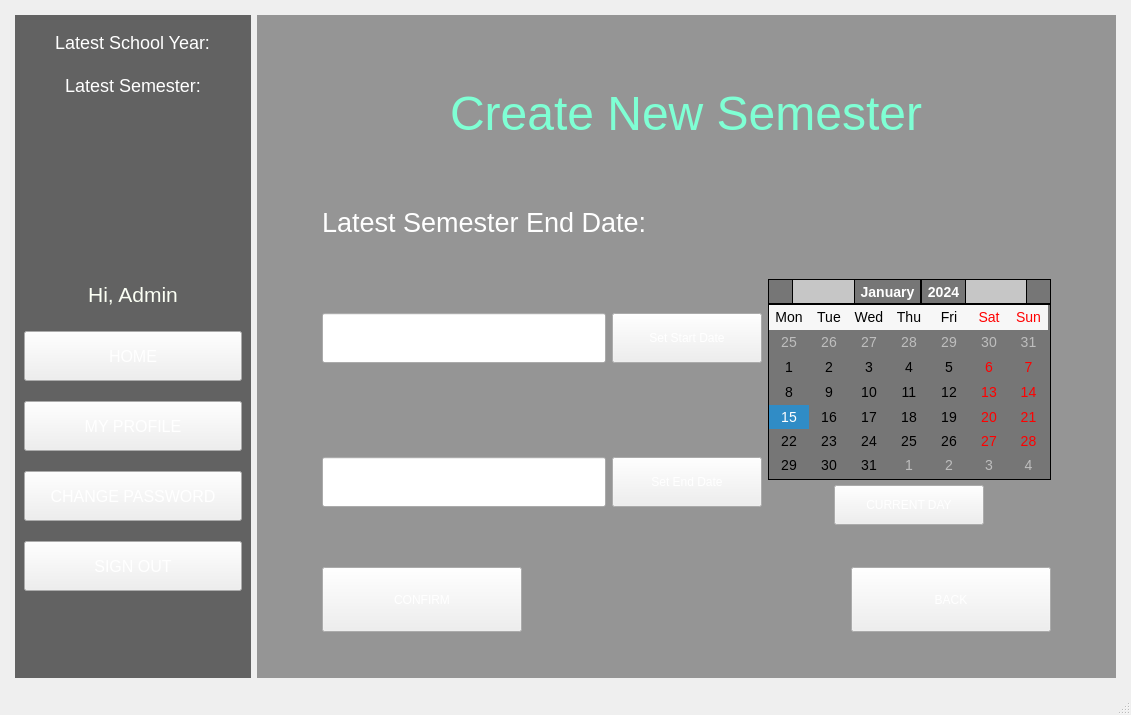
Above: StudentManagementSystem/mainwindow.ui from BuhDuy256/Student-Management-GROUP6-KTLT-23CLC03 before the change. Below: the same form after it.
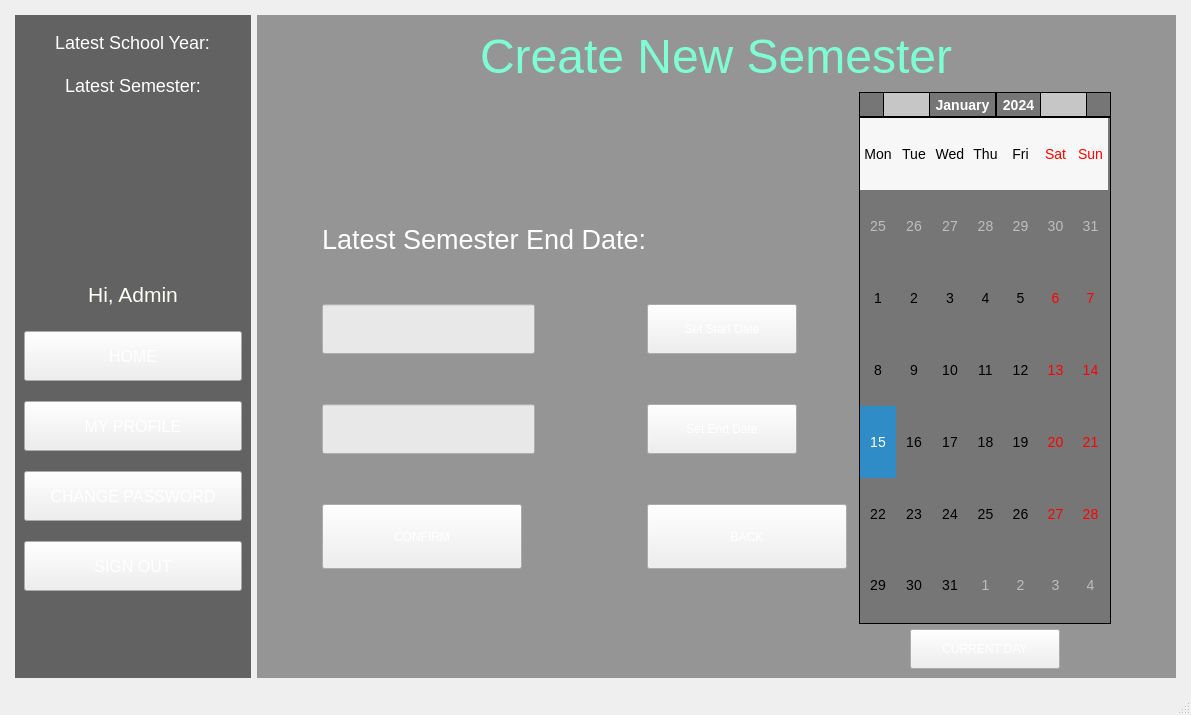
That is the form after the change. The open tabs and pages were chosen to show the change. Icons and pictures are not drawn.

Commit message: Change create a new semester design

Patch:
```diff
--- a/StudentManagementSystem/mainwindow.ui
+++ b/StudentManagementSystem/mainwindow.ui
@@ -6,7 +6,7 @@
    <rect>
     <x>0</x>
     <y>0</y>
-    <width>1101</width>
+    <width>1130</width>
     <height>715</height>
    </rect>
   </property>
@@ -2847,66 +2847,7 @@
             <property name="rightMargin">
              <number>65</number>
             </property>
-            <item row="3" column="1">
-             <widget class="QPushButton" name="button_setStartDate">
-              <property name="minimumSize">
-               <size>
-                <width>150</width>
-                <height>50</height>
-               </size>
-              </property>
-              <property name="text">
-               <string>Set Start Date</string>
-              </property>
-             </widget>
-            </item>
-            <item row="6" column="2" alignment="Qt::AlignRight">
-             <widget class="QPushButton" name="button_back_6">
-              <property name="minimumSize">
-               <size>
-                <width>200</width>
-                <height>65</height>
-               </size>
-              </property>
-              <property name="maximumSize">
-               <size>
-                <width>200</width>
-                <height>65</height>
-               </size>
-              </property>
-              <property name="text">
-               <string>BACK</string>
-              </property>
-             </widget>
-            </item>
-            <item row="4" column="0">
-             <widget class="QLineEdit" name="txt_endDate">
-              <property name="minimumSize">
-               <size>
-                <width>0</width>
-                <height>50</height>
-               </size>
-              </property>
-              <property name="maximumSize">
-               <size>
-                <width>16777215</width>
-                <height>50</height>
-               </size>
-              </property>
-              <property name="font">
-               <font>
-                <pointsize>16</pointsize>
-               </font>
-              </property>
-              <property name="alignment">
-               <set>Qt::AlignCenter</set>
-              </property>
-              <property name="readOnly">
-               <bool>true</bool>
-              </property>
-             </widget>
-            </item>
-            <item row="0" column="0" colspan="3" alignment="Qt::AlignHCenter">
+            <item row="0" column="0" colspan="13" alignment="Qt::AlignHCenter">
              <widget class="QLabel" name="lb_createNewSemester">
               <property name="maximumSize">
                <size>
@@ -2928,13 +2869,22 @@
               </property>
              </widget>
             </item>
-            <item row="3" column="2" rowspan="2">
+            <item row="3" column="2" rowspan="3" colspan="11">
              <layout class="QVBoxLayout" name="verticalLayout_6">
               <property name="spacing">
                <number>5</number>
               </property>
+              <property name="sizeConstraint">
+               <enum>QLayout::SetFixedSize</enum>
+              </property>
               <item>
                <widget class="QCalendarWidget" name="calendarWidget_2">
+                <property name="sizePolicy">
+                 <sizepolicy hsizetype="Preferred" vsizetype="Preferred">
+                  <horstretch>0</horstretch>
+                  <verstretch>0</verstretch>
+                 </sizepolicy>
+                </property>
                 <property name="styleSheet">
                  <string notr="true">QCalendarWidget QToolButton#qt_calendar_nextmonth{
 	border-image: url(:/background/right_arrow.png);
@@ -2958,6 +2908,7 @@
 
 QCalendarWidget QWidget#qt_calendar_navigationbar{
 	background-color: rgb(198, 198, 198);
+	color: #F5F0F0;
 }
 
 QCalendarWidget QSpinBox::up-button {
@@ -2972,16 +2923,16 @@
 	background-repeat: none;
 }
 
-
 QCalendarWidget QWidget {
 	background-color: rgb(118, 118, 118);
-	border: 1px solid black;
 	font-size: 14px;
+	border: 1px solid black;
 }
 
 #qt_calendar_monthbutton::menu-indicator{
    width:0px;
-}</string>
+}
+</string>
                 </property>
                 <property name="verticalHeaderFormat">
                  <enum>QCalendarWidget::NoVerticalHeader</enum>
@@ -3015,8 +2966,135 @@
               </item>
              </layout>
             </item>
-            <item row="4" column="1">
+            <item row="5" column="0">
+             <layout class="QFormLayout" name="formLayout">
+              <property name="sizeConstraint">
+               <enum>QLayout::SetDefaultConstraint</enum>
+              </property>
+              <property name="fieldGrowthPolicy">
+               <enum>QFormLayout::FieldsStayAtSizeHint</enum>
+              </property>
+              <property name="rowWrapPolicy">
+               <enum>QFormLayout::DontWrapRows</enum>
+              </property>
+              <property name="labelAlignment">
+               <set>Qt::AlignJustify|Qt::AlignVCenter</set>
+              </property>
+              <property name="formAlignment">
+               <set>Qt::AlignJustify|Qt::AlignVCenter</set>
+              </property>
+              <property name="horizontalSpacing">
+               <number>0</number>
+              </property>
+              <property name="verticalSpacing">
+               <number>50</number>
+              </property>
+              <property name="bottomMargin">
+               <number>0</number>
+              </property>
+              <item row="1" column="0">
+               <widget class="QLineEdit" name="txt_startDate">
+                <property name="sizePolicy">
+                 <sizepolicy hsizetype="Preferred" vsizetype="Preferred">
+                  <horstretch>0</horstretch>
+                  <verstretch>0</verstretch>
+                 </sizepolicy>
+                </property>
+                <property name="minimumSize">
+                 <size>
+                  <width>0</width>
+                  <height>50</height>
+                 </size>
+                </property>
+                <property name="maximumSize">
+                 <size>
+                  <width>16777215</width>
+                  <height>50</height>
+                 </size>
+                </property>
+                <property name="font">
+                 <font>
+                  <pointsize>16</pointsize>
+                 </font>
+                </property>
+                <property name="styleSheet">
+                 <string notr="true">color: #000000;
+background-color: rgba(255,255,255,200);
+padding: 10px;</string>
+                </property>
+                <property name="alignment">
+                 <set>Qt::AlignLeading|Qt::AlignLeft|Qt::AlignVCenter</set>
+                </property>
+                <property name="readOnly">
+                 <bool>true</bool>
+                </property>
+               </widget>
+              </item>
+              <item row="1" column="1">
+               <widget class="QPushButton" name="button_setStartDate">
+                <property name="sizePolicy">
+                 <sizepolicy hsizetype="Fixed" vsizetype="Fixed">
+                  <horstretch>0</horstretch>
+                  <verstretch>0</verstretch>
+                 </sizepolicy>
+                </property>
+                <property name="minimumSize">
+                 <size>
+                  <width>150</width>
+                  <height>50</height>
+                 </size>
+                </property>
+                <property name="text">
+                 <string>Set Start Date</string>
+                </property>
+               </widget>
+              </item>
+              <item row="2" column="0">
+               <widget class="QLineEdit" name="txt_endDate">
+                <property name="sizePolicy">
+                 <sizepolicy hsizetype="Preferred" vsizetype="Preferred">
+                  <horstretch>0</horstretch>
+                  <verstretch>0</verstretch>
+                 </sizepolicy>
+                </property>
+                <property name="minimumSize">
+                 <size>
+                  <width>0</width>
+                  <height>50</height>
+                 </size>
+                </property>
+                <property name="maximumSize">
+                 <size>
+                  <width>16777215</width>
+                  <height>50</height>
+                 </size>
+                </property>
+                <property name="font">
+                 <font>
+                  <pointsize>16</pointsize>
+                 </font>
+                </property>
+                <property name="styleSheet">
+                 <string notr="true">color: #000000;
+background-color: rgba(255,255,255,200);
+padding: 10px;</string>
+                </property>
+                <property name="alignment">
+                 <set>Qt::AlignLeading|Qt::AlignLeft|Qt::AlignVCenter</set>
+                </property>
+                <property name="readOnly">
+                 <bool>true</bool>
+                </property>
+               </widget>
+              </item>
+              <item row="2" column="1">
              <widget class="QPushButton" name="button_setEndDate">
+                <property name="sizePolicy">
+                 <sizepolicy hsizetype="Fixed" vsizetype="Fixed">
+                  <horstretch>0</horstretch>
+                  <verstretch>0</verstretch>
+                 </sizepolicy>
+                </property>
               <property name="minimumSize">
                <size>
                 <width>150</width>
@@ -3028,8 +3106,14 @@
               </property>
              </widget>
             </item>
-            <item row="6" column="0" colspan="2">
+              <item row="3" column="0">
              <widget class="QPushButton" name="button_confirm_3">
+                <property name="sizePolicy">
+                 <sizepolicy hsizetype="Fixed" vsizetype="Fixed">
+                  <horstretch>0</horstretch>
+                  <verstretch>0</verstretch>
+                 </sizepolicy>
+                </property>
               <property name="minimumSize">
                <size>
                 <width>200</width>
@@ -3047,34 +3131,32 @@
               </property>
              </widget>
             </item>
-            <item row="3" column="0">
-             <widget class="QLineEdit" name="txt_startDate">
+              <item row="3" column="1">
+               <widget class="QPushButton" name="button_back_6">
+                <property name="sizePolicy">
+                 <sizepolicy hsizetype="Fixed" vsizetype="Fixed">
+                  <horstretch>0</horstretch>
+                  <verstretch>0</verstretch>
+                 </sizepolicy>
+                </property>
               <property name="minimumSize">
                <size>
-                <width>0</width>
-                <height>50</height>
+                  <width>200</width>
+                  <height>65</height>
                </size>
               </property>
               <property name="maximumSize">
                <size>
-                <width>16777215</width>
-                <height>50</height>
-               </size>
-              </property>
-              <property name="font">
-               <font>
-                <pointsize>16</pointsize>
-               </font>
-              </property>
-              <property name="alignment">
-               <set>Qt::AlignCenter</set>
-              </property>
-              <property name="readOnly">
-               <bool>true</bool>
+                  <width>200</width>
+                  <height>65</height>
+                 </size>
+                </property>
+                <property name="text">
+                 <string>BACK</string>
               </property>
              </widget>
             </item>
-            <item row="2" column="0" colspan="3">
+              <item row="0" column="0">
              <widget class="QLabel" name="lb_latestSED">
               <property name="maximumSize">
                <size>
@@ -3096,6 +3178,24 @@
               </property>
              </widget>
             </item>
+              <item row="4" column="1">
+               <spacer name="verticalSpacer_5">
+                <property name="orientation">
+                 <enum>Qt::Vertical</enum>
+                </property>
+                <property name="sizeType">
+                 <enum>QSizePolicy::Fixed</enum>
+                </property>
+                <property name="sizeHint" stdset="0">
+                 <size>
+                  <width>20</width>
+                  <height>50</height>
+                 </size>
+                </property>
+               </spacer>
+              </item>
+             </layout>
+            </item>
            </layout>
           </widget>
           <widget class="QWidget" name="AdClassManagement">
```
Left out of the diff: 4 changed lines with no effect on the pictures. Lines whose indentation alone changed are shown as unchanged. The commit also changes 1 other file.
